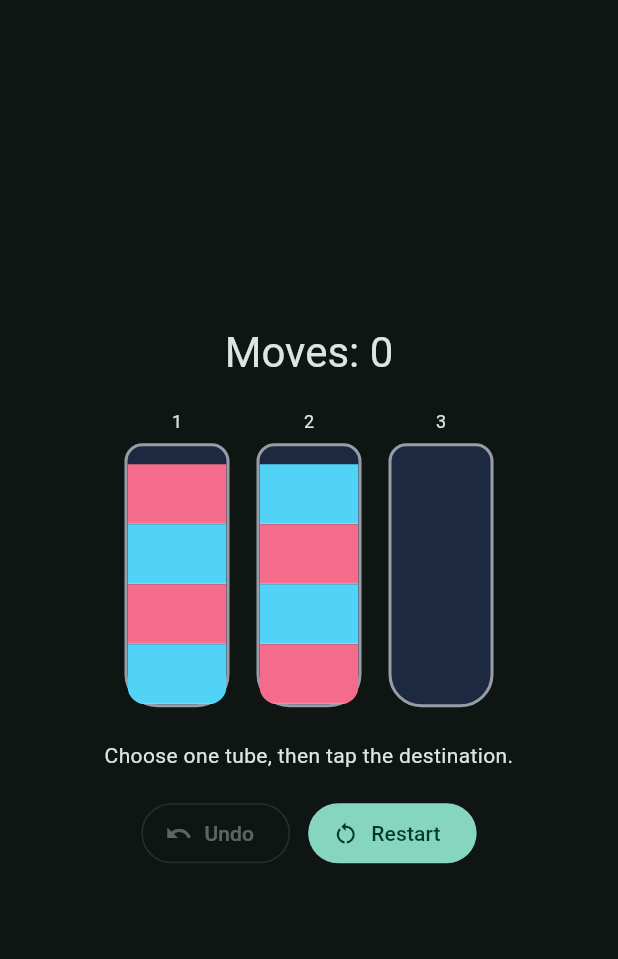
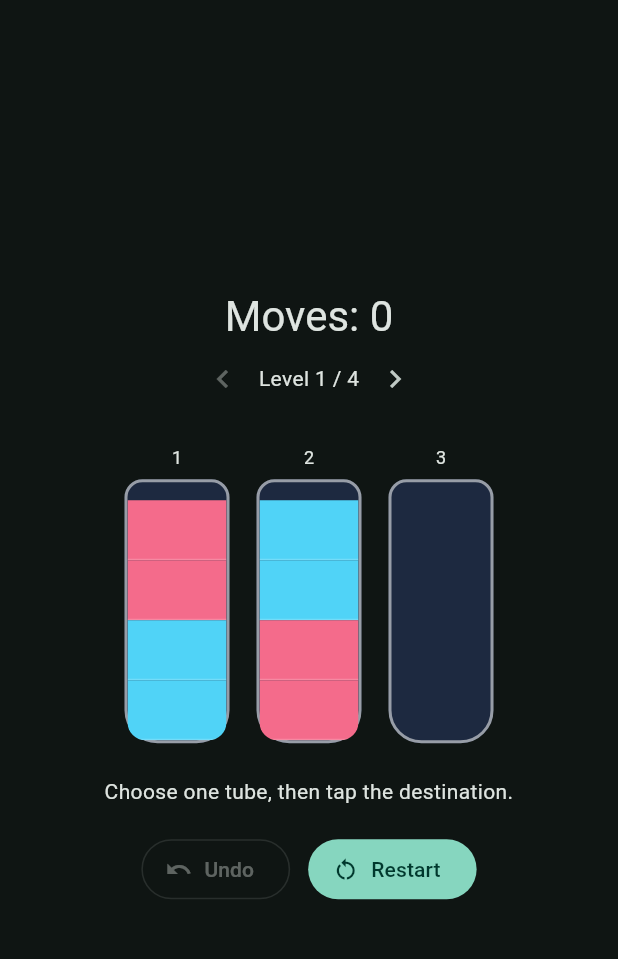
Before and after one commit to taktemurr-ops/game-002-water-sort-universe, a Flutter app: the screen it shows after launch, on a phone screen of 412 x 824 dp, the part 63-1022 px from its top. Run offline on Flutter 3.47's test engine with Material 3 defaults, Android fonts, the phone set to English and light mode, and no system bars.

Commit message:
feat: add selectable four-level campaign to sorting game

```diff
--- a/lib/main.dart
+++ b/lib/main.dart
@@ -1,5 +1,6 @@
 import 'package:flutter/material.dart';
 import 'game/water_sort_game.dart';
+import 'game/sort_levels.dart';
 
 void main() => runApp(const WaterSortUniverse());
 
@@ -27,7 +28,8 @@ class WaterSortScreen extends StatefulWidget {
 }
 
 class _WaterSortScreenState extends State<WaterSortScreen> {
-  WaterSortGame game = WaterSortGame.demo();
+  int levelIndex = 0;
+  WaterSortGame game = WaterSortGame(SortLevels.get(0));
   int? selected;
   String message = 'Choose one tube, then tap the destination.';
 
@@ -62,6 +64,16 @@ class _WaterSortScreenState extends State<WaterSortScreen> {
               ? 'Level complete! All colors sorted.'
               : 'Moved $moved liquid layer(s).';
       selected = null;
+    });
+  }
+
+  void loadLevel(int index) {
+    if (index < 0 || index >= SortLevels.count) return;
+    setState(() {
+      levelIndex = index;
+      game = WaterSortGame(SortLevels.get(levelIndex));
+      selected = null;
+      message = 'Level ${levelIndex + 1}: sort each color into a full tube.';
     });
   }
 
@@ -124,6 +136,7 @@ class _WaterSortScreenState extends State<WaterSortScreen> {
   @override
   Widget build(BuildContext context) => Scaffold(
         appBar: AppBar(title: const Text('Water Sort Universe')),
+
         body: SafeArea(
           child: Center(
             child: ConstrainedBox(
@@ -137,6 +150,19 @@ class _WaterSortScreenState extends State<WaterSortScreen> {
                       'Moves: ${game.moves}',
                       style: Theme.of(context).textTheme.headlineMedium,
                     ),
+                    Row(mainAxisAlignment: MainAxisAlignment.center, children: [
+                      IconButton(
+                        onPressed: levelIndex > 0 ? () => loadLevel(levelIndex - 1) : null,
+                        icon: const Icon(Icons.chevron_left),
+                        tooltip: 'Previous level',
+                      ),
+                      Text('Level ${levelIndex + 1} / ${SortLevels.count}'),
+                      IconButton(
+                        onPressed: levelIndex + 1 < SortLevels.count ? () => loadLevel(levelIndex + 1) : null,
+                        icon: const Icon(Icons.chevron_right),
+                        tooltip: 'Next level',
+                      ),
+                    ]),
                     const SizedBox(height: 20),
                     Wrap(
                       alignment: WrapAlignment.center,
@@ -164,7 +190,7 @@ class _WaterSortScreenState extends State<WaterSortScreen> {
                         ),
                         FilledButton.icon(
                           onPressed: () => setState(() {
-                            game = WaterSortGame.demo();
+                            game = WaterSortGame(SortLevels.get(levelIndex));
                             selected = null;
                             message = 'New game started.';
                           }),
```
